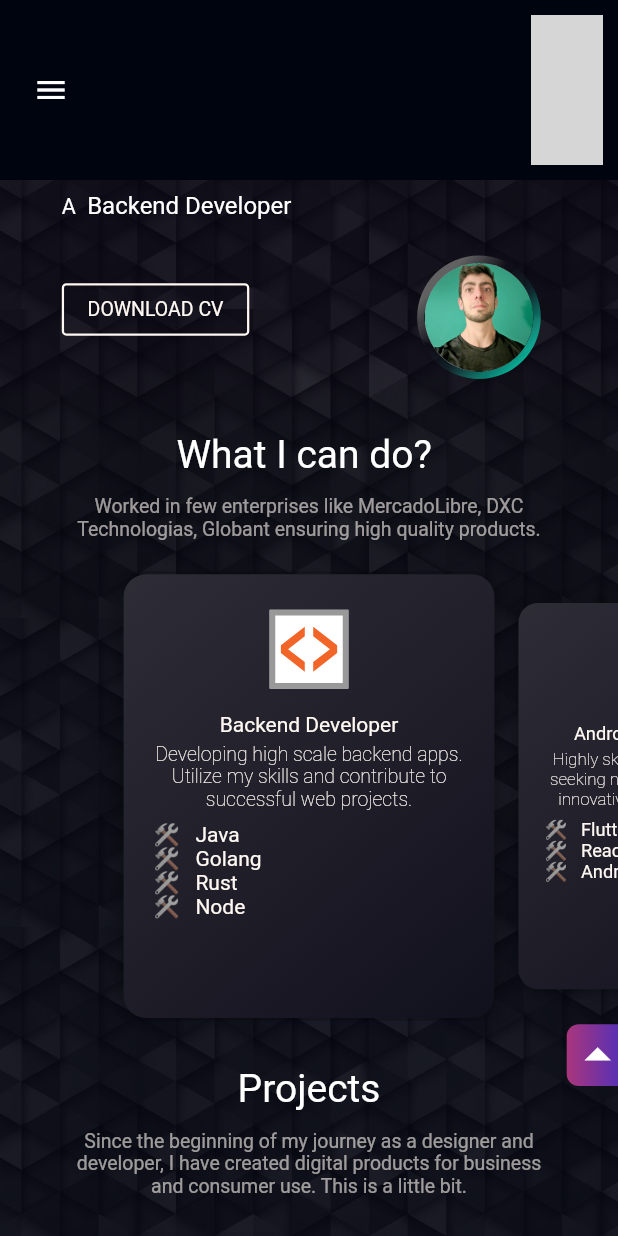
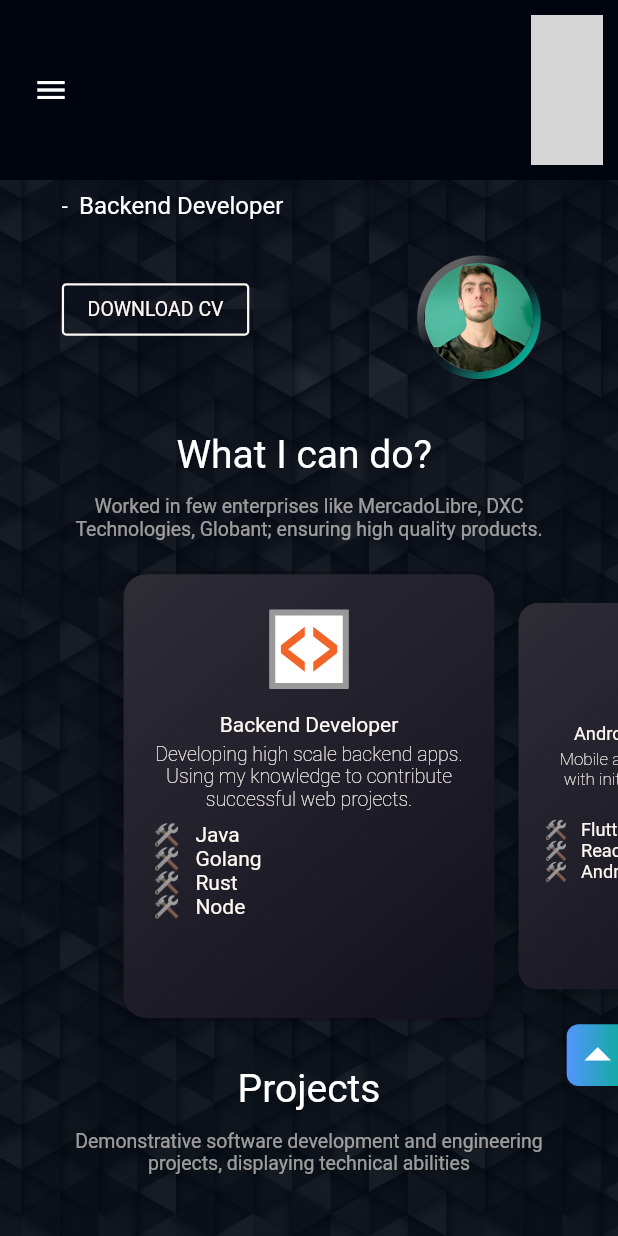
Before and after one commit to nvalfre/portfolio, a Flutter app: the screen it shows after launch, on a phone screen of 412 x 824 dp. Run offline on Flutter 3.47's test engine with Material 2 defaults, Android fonts, the phone set to English and light mode, and no system bars; drawn by our look-alikes of animated_text_kit, carousel_slider, scrollable_positioned_list; our stand-ins replace bloc, connectivity_plus, flutter_bloc, flutter_svg, sizer; missing offline and left inert: flutter_initicon, universal_html; grey boxes are pictures that could not be loaded.

Commit message:
add empty projects

```diff
--- a/lib/app/config/strings.dart
+++ b/lib/app/config/strings.dart
@@ -1,4 +1,5 @@
 const String helloTag = '''Hi there, Welcome to My Interactive Portfolio  ''';
+const String wipTag = '''Portfolio Projects WIP''';
 
 const String iam = "I'm Nicolas Valfre";
 
@@ -10,9 +11,9 @@ const String contactHeading = "Contact me !";
 const String contactSubHeading = "Get in touch and let me know you better";
 const String miniDescription = "Software engineer with high motivation on deliver quality and scalable products";
 
-const String servicesSubHeading = "Worked in few enterprises like MercadoLibre, DXC Technologias, Globant ensuring high quality products.";
+const String servicesSubHeading = "Worked in few enterprises like MercadoLibre, DXC Technologies, Globant; ensuring high quality products.";
 
-const String portfolioSubHeading = "Since the beginning of my journey as a designer and developer, I have created digital products for business and consumer use. This is a little bit.";
+const String portfolioSubHeading = "Demonstrative software development and engineering projects, displaying technical abilities";
 const String aboutMeHeadline = 'I\'m Nicolas Valfre, a Software engineer with background as Backend Developer, Mobile App, Web developer and UI designer.';
 
 const String aboutMeDetail = 'I\'m a Software Engineer from UES21 - Cordoba, Argentina. I have been developing for over 5 years now. I have worked in teams for various enterprises & startups, helping them launching their products granting adoption of the product. Currently working as a Software Engineer at Kenility.';
--- a/lib/app/core/color/colors.dart
+++ b/lib/app/core/color/colors.dart
@@ -1,7 +1,7 @@
 import 'package:flutter/material.dart';
 
 const primaryColor = Color(0xFF09FBD3);
-const secondaryColor = Color(0xFFFE53BB);
+const secondaryColor = Color(0xFF5395FE);
 
 const textColor = Color(0xFF2B2B2B);
 const lightgrayColor = Color(0x44948282);
--- a/lib/app/core/color/gradient_colors.dart
+++ b/lib/app/core/color/gradient_colors.dart
@@ -1,6 +1,12 @@
 import 'package:flutter/material.dart';
 
 import 'colors.dart';
+
+const greenCyan = LinearGradient(
+  begin: Alignment.centerLeft,
+  end: Alignment.centerRight,
+  colors: [Color(0xFF5395FE), Color(0xFF08AE93)],
+);
 
 const pinkpurple = LinearGradient(
   begin: Alignment.centerLeft,
@@ -22,7 +28,7 @@ const grayWhite = LinearGradient(
 const buttonGradi = LinearGradient(
   begin: Alignment.topCenter,
   end: Alignment.bottomCenter,
-  colors: [Color(0XFF7DE7EB), Color(0XFF33BBCF)],
+  colors: [Color(0xFF09FBD3), Color(0X5395FEFF)],
 );
 
 const contactGradi = LinearGradient(
--- a/lib/app/pages/sections/home/widgets/home_mobile.dart
+++ b/lib/app/pages/sections/home/widgets/home_mobile.dart
@@ -13,6 +13,8 @@ import 'package:sizer/sizer.dart';
 import 'package:universal_html/html.dart' as html;
 
 import 'animation_text.dart';
+
+const summaryScore = "- ";
 
 class HomeMobile extends StatelessWidget {
   const HomeMobile({Key? key}) : super(key: key);
@@ -49,7 +51,7 @@ class HomeMobile extends StatelessWidget {
             crossAxisAlignment: CrossAxisAlignment.end,
             children: [
               Text(
-                "A ",
+                summaryScore,
                 style: TextStyle(
                   fontSize: Responsive.isFontSize(context, 18),
                   fontWeight: FontWeight.w400,
--- a/lib/app/pages/sections/portfolio/configs.dart
+++ b/lib/app/pages/sections/portfolio/configs.dart
@@ -14,36 +14,4 @@ class Configs {
 }
 
 List<Configs> projectUtils = [
-  Configs(
-    banners: 'assets/imgs/02.png',
-    icons: 'assets/imgs/flutter.png',
-    titles: 'Awesome Social Media App',
-    description:
-        'This is a just Fully functional Social media App by using flutter, source code is also available, check below.',
-    links: 'https://github.com/nvalfre',
-  ),
-  Configs(
-    banners: 'assets/imgs/1.png',
-    icons: 'assets/imgs/flutter.png',
-    titles: 'Awesome CRM UI',
-    description:
-        'This is a just CRM UI Design using Figma, file is also available, check below.',
-    links: 'https://github.com/nvalfre/',
-  ),
-  Configs(
-    banners: 'assets/imgs/03.png',
-    icons: 'assets/imgs/flutter.png',
-    titles: 'Exercise App',
-    description:
-        'This is a just Fully function Exercise App by using flutter, source code is also available, check below.',
-    links: 'https://github.com/nvalfre/elderly_exercise_app.git',
-  ),
-  Configs(
-    banners: 'assets/imgs/04.png',
-    icons: 'assets/imgs/flutter.png',
-    titles: 'Awesome Plant App UI',
-    description:
-        'This is a just Plant App UI by using flutter, source code is also available, check below.',
-    links: 'https://github.com/nvalfre/flutter_plant_app.git',
-  ),
 ];
--- a/lib/app/pages/sections/portfolio/widgets/project_card.dart
+++ b/lib/app/pages/sections/portfolio/widgets/project_card.dart
@@ -40,7 +40,7 @@ class ProjectCardState extends State<ProjectCard> {
         width: Responsive.isDesktop(context) ? 30.w : 70.w,
         height: 36.h,
         decoration: BoxDecoration(
-          gradient: isHover ? pinkpurple : grayBack,
+          gradient: isHover ? greenCyan : grayBack,
           borderRadius: BorderRadius.circular(10),
           boxShadow: isHover ? [primaryColorShadow] : [blackColorShadow],
         ),
--- a/lib/app/pages/sections/services/configs.dart
+++ b/lib/app/pages/sections/services/configs.dart
@@ -15,13 +15,13 @@ List<Configs> servicesUtils = [
   Configs(
     name: 'Backend Developer',
     icon: 'assets/icons/backend.svg',
-    description: "Developing high scale backend apps. Utilize my skills and contribute to successful web projects.",
+    description: "Developing high scale backend apps. Using my knowledge to contribute successful web projects.",
     tool: ['Java', 'Golang', 'Rust', 'Node'],
   ),
   Configs(
     name: 'Android App Development',
     icon: 'assets/icons/android.svg',
-    description: "Highly skilled mobile app developer seeking new opportunities to create innovative and user-friendly apps.",
+    description: "Mobile app developer growing up with initiative to innovative user-friendly apps.",
     tool: ['Flutter', 'React Native', 'Android (Kotlin or Java)'],
   ),
   Configs(
--- a/lib/app/pages/sections/services/widgets/_services_card.dart
+++ b/lib/app/pages/sections/services/widgets/_services_card.dart
@@ -33,7 +33,7 @@ class _ServiceCardState extends State<_ServiceCard> {
         padding: const EdgeInsets.symmetric(vertical: 20.0, horizontal: 20.0),
         decoration: BoxDecoration(
           // gradient: isHover ? pinkpurple : grayBack,
-          gradient: isHover ? pinkpurple : theme.serviceCard,
+          gradient: isHover ? greenCyan : theme.serviceCard,
           borderRadius: BorderRadius.circular(15),
           boxShadow: isHover ? [primaryColorShadow] : [blackColorShadow],
         ),
--- a/lib/app/pages/widgets/arrow_on_top.dart
+++ b/lib/app/pages/widgets/arrow_on_top.dart
@@ -42,7 +42,7 @@ class ArrowOnTopState extends State<ArrowOnTop> {
                 },
                 child: Container(
                   decoration: BoxDecoration(
-                    gradient: isHover ? buttonGradi : pinkpurple,
+                    gradient: isHover ? buttonGradi : greenCyan,
                     borderRadius: const BorderRadius.only(
                       topLeft: Radius.circular(8.0),
                       bottomLeft: Radius.circular(8.0),
--- a/lib/app/pages/widgets/color_chage_btn.dart
+++ b/lib/app/pages/widgets/color_chage_btn.dart
@@ -57,7 +57,7 @@ class _MobileCCButtonState extends State<MobileCCButton> {
           width: _animatedWidth,
           decoration: BoxDecoration(
             borderRadius: BorderRadius.circular(3),
-            gradient: pinkpurple,
+            gradient: greenCyan,
           ),
         ),
         InkWell(
@@ -130,7 +130,7 @@ class _TabCCButtonState extends State<TabCCButton> {
           width: _animatedWidth,
           decoration: BoxDecoration(
             borderRadius: BorderRadius.circular(5),
-            gradient: pinkpurple,
+            gradient: greenCyan,
           ),
         ),
         InkWell(
@@ -200,7 +200,7 @@ class _DesktopCCButtonState extends State<DesktopCCButton> {
           width: _animatedWidth,
           decoration: BoxDecoration(
             borderRadius: BorderRadius.circular(6),
-            gradient: pinkpurple,
+            gradient: greenCyan,
           ),
         ),
         InkWell(
--- a/lib/app/pages/widgets/navbar_actions_button.dart
+++ b/lib/app/pages/widgets/navbar_actions_button.dart
@@ -32,7 +32,7 @@ class _NavBarActionButtonState extends State<NavBarActionButton> {
       child: Container(
         margin: const EdgeInsets.symmetric(horizontal: 5),
         decoration: BoxDecoration(
-          gradient: isHover ? pinkpurple : null,
+          gradient: isHover ? greenCyan : null,
           borderRadius: BorderRadius.circular(5.0),
         ),
         child: InkWell(
```
Also changed, not shown: lib/app/pages/sections/portfolio/widgets/portfolio_desktop.dart (+24 -1 lines).
